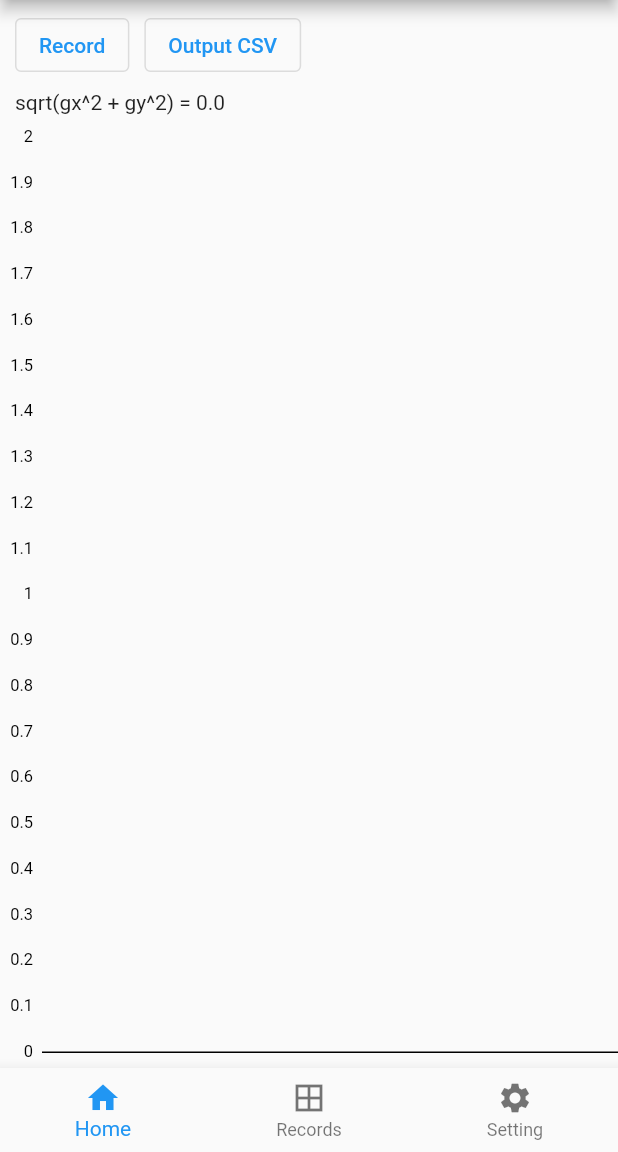
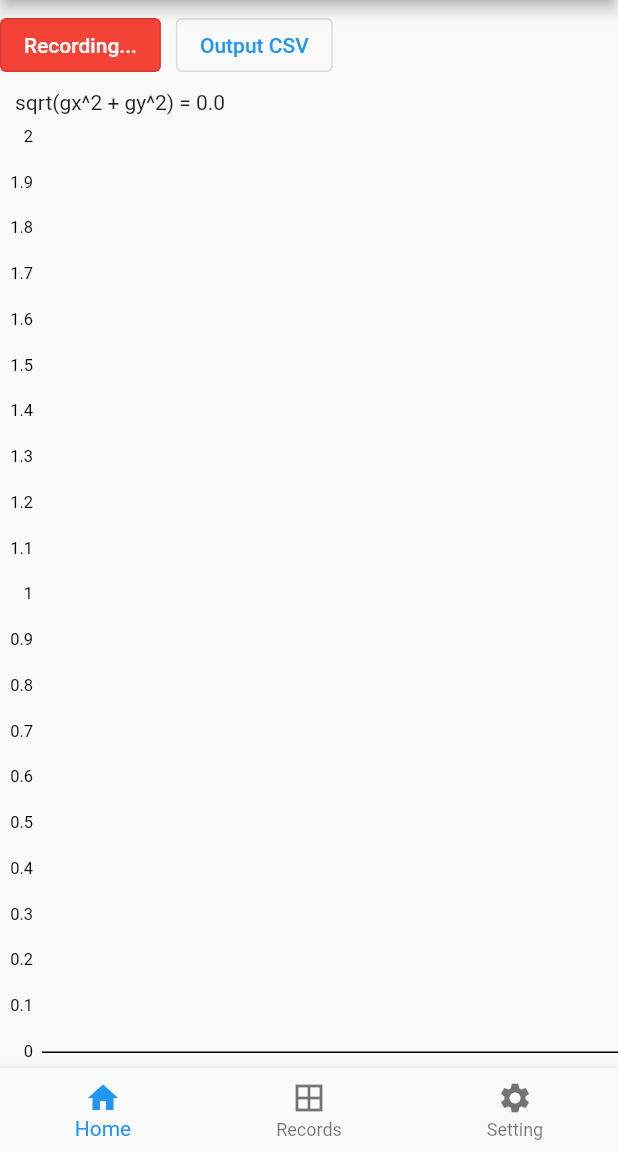
Before and after one commit to ekln3org/absg, a Flutter app: the screen it shows after launch, after a tap on "Record", on a phone screen of 412 x 824 dp, the part 84-1236 px from its top. Run offline on Flutter 3.47's test engine with Material 2 defaults, Android fonts, the phone set to English and light mode, and no system bars; drawn by our look-alikes of fl_chart; our stand-ins replace open_file, sensors_plus, sprintf; missing offline and left inert: sensors_plus_web, shake.

Commit message:
record button will be red while recording

```diff
--- a/lib/AbsgRecorder.dart
+++ b/lib/AbsgRecorder.dart
@@ -79,6 +79,7 @@ class _AbsgRecorderState extends State<AbsgRecorder> {
     }
 
     _recording = !_recording;
+    setState(() {});
   }
 
   void _outportCSV() {
@@ -146,14 +147,19 @@ class _AbsgRecorderState extends State<AbsgRecorder> {
   @override
   Widget build(BuildContext context) {
     return Row(children: [
-      const SizedBox(
-        width: 10,
+      OutlinedButton(
+        style: ButtonStyle(
+            backgroundColor: MaterialStateProperty.all<Color>(
+                _recording ? Colors.red : Colors.white)),
+        onPressed: () {
+          _toggleRecord();
+        },
+        child: Container(
+            child: Text(
+          _recording ? "Recording..." : "Record",
+          style: TextStyle(color: _recording ? Colors.white : Colors.blue),
+        )),
       ),
-      OutlinedButton(
-          onPressed: () {
-            _toggleRecord();
-          },
-          child: const Text("Record")),
       const SizedBox(
         width: 10,
       ),
```
